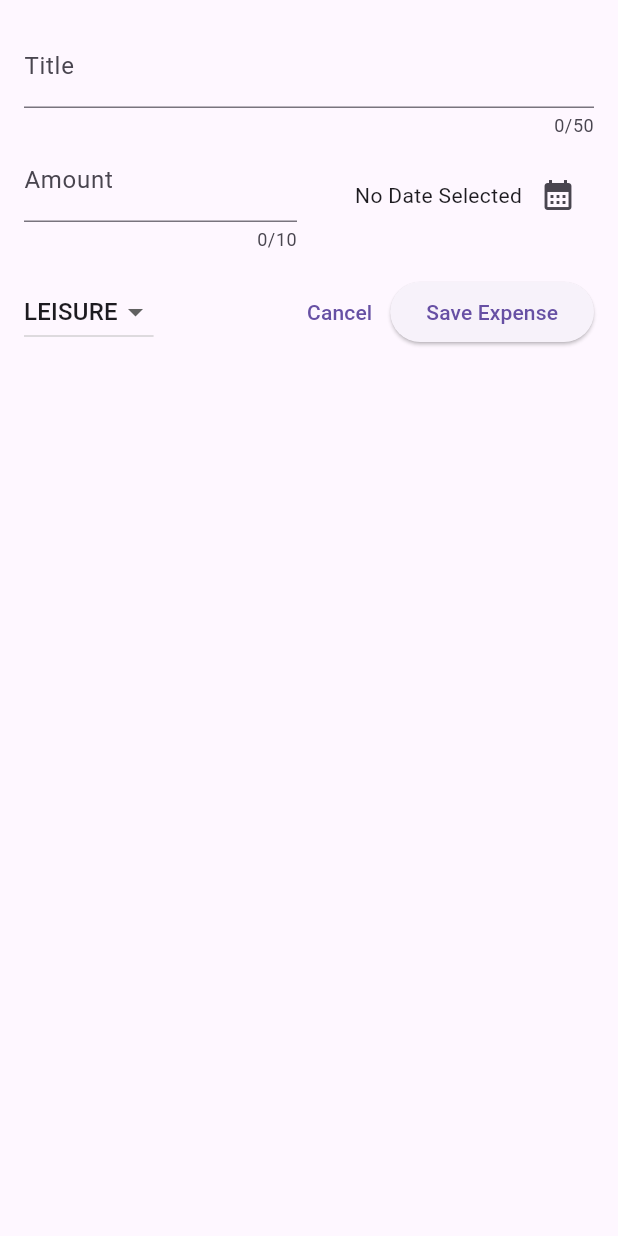
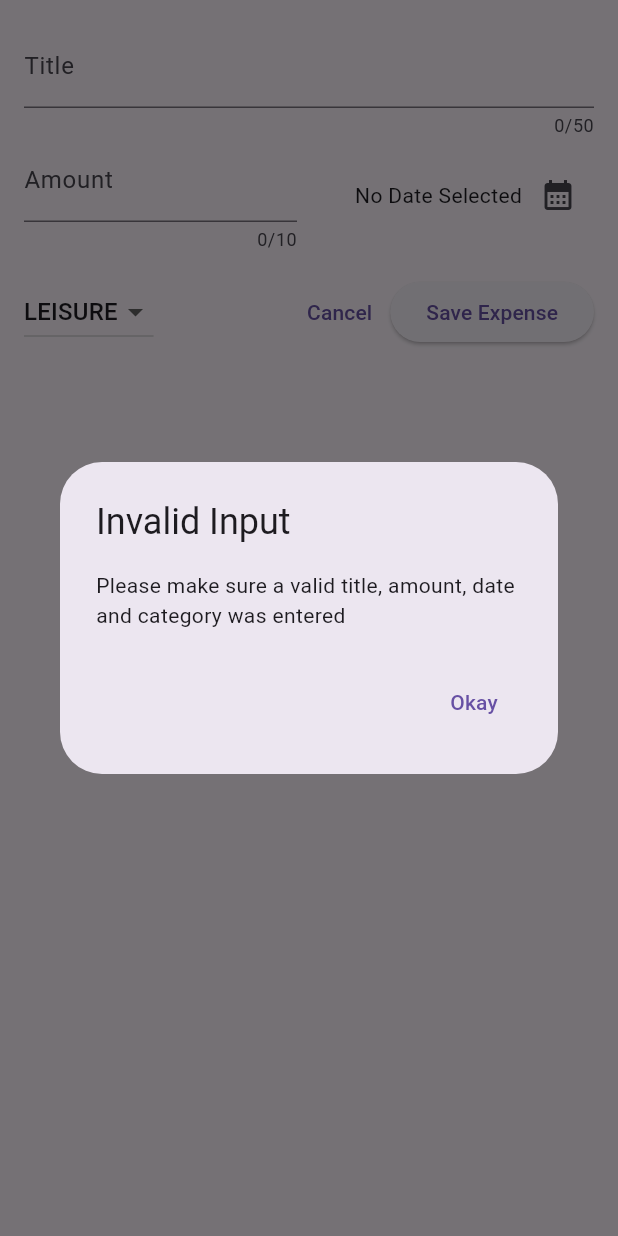
Before and after one commit to DulinaS/expense_tracker, a Flutter app: the NewExpense widget shown alone on an empty page, opened directly, after a tap on "Save Expense", on a phone screen of 412 x 824 dp. Run offline on Flutter 3.47's test engine with Material 3 defaults, Android fonts, the phone set to English and light mode, and no system bars.

Commit message:
Validation Added to user input

```diff
--- a/lib/widgets/new_expense.dart
+++ b/lib/widgets/new_expense.dart
@@ -20,8 +20,7 @@ class _NewExpenseState extends State<NewExpense> {
 
   void _presentDatePicker() async {
     final now = DateTime.now();
-    final firstDate = DateTime(now.year - 1, now.month,
-        now.day); //firstDate is a one year behind today year
+    final firstDate = DateTime(now.year - 1, now.month, now.day); //firstDate is a one year behind today year
 
     final pickedDate = await showDatePicker(
       context: context,
@@ -32,6 +31,37 @@ class _NewExpenseState extends State<NewExpense> {
     setState(() {
       _selectedDate = pickedDate;
     });
+  }
+
+  void _submitExpenseData() {
+    final enteredNumber = double.tryParse(_amountController.text);
+
+    final amountIsInvalid =
+        enteredNumber == null || enteredNumber <= 0 ? true : false;
+
+    if (_titleController.text.trim().isEmpty ||
+        amountIsInvalid ||
+        _selectedDate == null) {
+          //If any erro occurs it goes through this IF statement
+      showDialog(
+        context: context,
+        builder: (ctx) => AlertDialog(
+          title: const Text('Invalid Input'),
+          content: const Text(
+              'Please make sure a valid title, amount, date and category was entered'),
+
+          //List of widgets
+          actions: [
+            TextButton(
+                onPressed: () {
+                  Navigator.pop(ctx);
+                },
+                child: const Text('Okay'))
+          ],
+        ),
+      );
+      return;
+    }
   }
 
   @override
@@ -88,12 +118,14 @@ class _NewExpenseState extends State<NewExpense> {
               )
             ],
           ),
-          const SizedBox(height: 16), //Distance between row of buttons and textFields
+          const SizedBox(
+              height: 16), //Distance between row of buttons and textFields
           //Row for buttons
           Row(
             children: [
               DropdownButton(
-                value:_selecedCategory, //Initial text on dropdown button shows default selected category
+                value:
+                    _selecedCategory, //Initial text on dropdown button shows default selected category
                 items: Category.values
                     .map(
                       (category) => DropdownMenuItem(
@@ -123,10 +155,7 @@ class _NewExpenseState extends State<NewExpense> {
                 child: const Text('Cancel'),
               ),
               ElevatedButton(
-                onPressed: () {
-                  print(_titleController.text);
-                  print(_amountController.text);
-                },
+                onPressed: _submitExpenseData,
                 child: const Text('Save Expense'),
               ),
             ],
```
